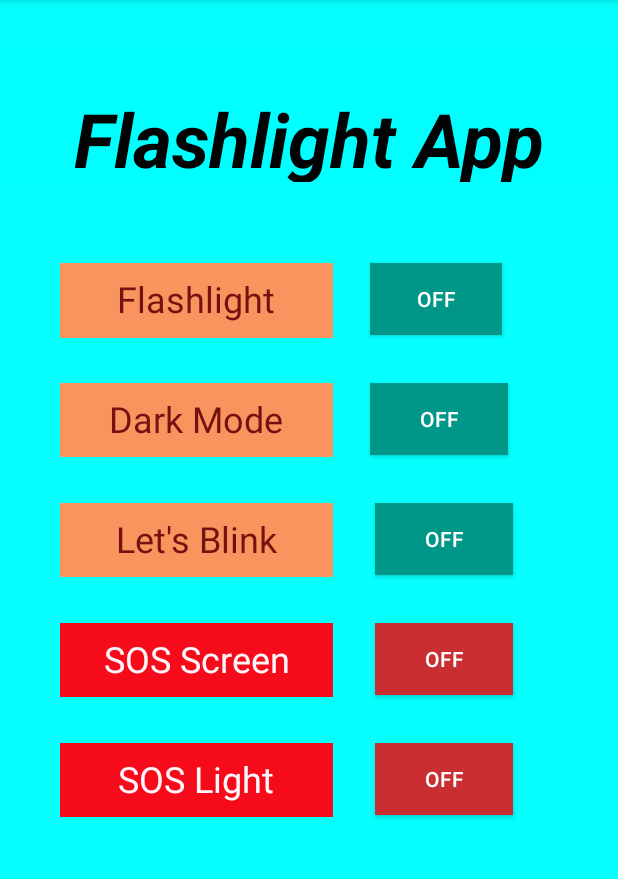
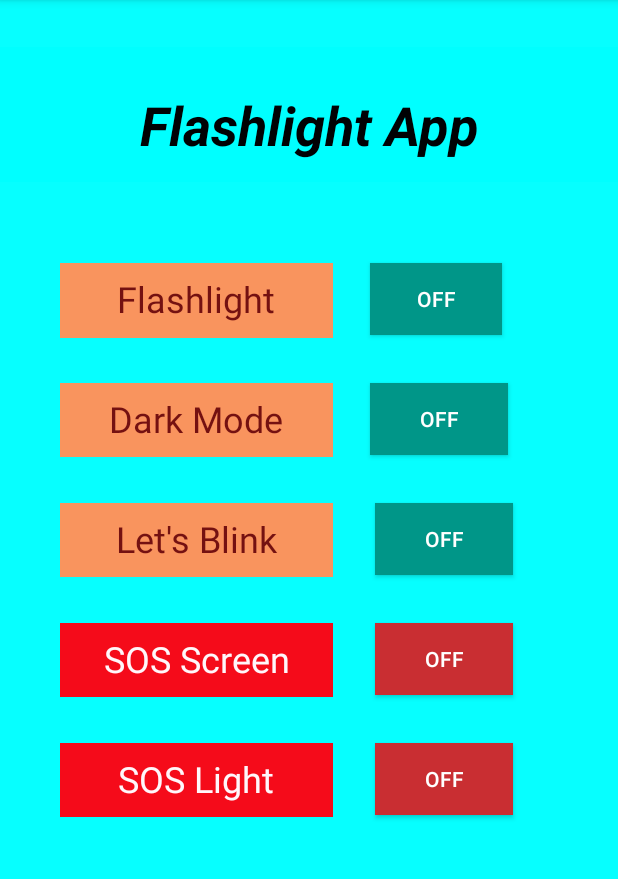
Before and after one commit to githubuseraryan/MyApplicationOne, an Android app: the screen it shows after launch (MainActivity), on a phone screen of 412 x 824 dp, the part 84-963 px from its top. Run offline under Robolectric (Android 15) with nearby library versions, the phone set to English and light mode, and no system bars; 1 statement that could not run was skipped.

Commit message:
Added files

```diff
--- a/app/src/main/AndroidManifest.xml
+++ b/app/src/main/AndroidManifest.xml
@@ -12,7 +12,6 @@
         <activity android:name=".MainActivity">
             <intent-filter>
                 <action android:name="android.intent.action.MAIN" />
-
                 <category android:name="android.intent.category.LAUNCHER" />
             </intent-filter>
         </activity>
--- a/app/src/main/res/layout/activity_main.xml
+++ b/app/src/main/res/layout/activity_main.xml
@@ -39,7 +39,7 @@
         android:text="Flashlight App"
         android:textAlignment="center"
         android:textColor="#000204"
-        android:textSize="50sp"
+        android:textSize="36sp"
         android:textStyle="bold|italic" />
 
 
```
